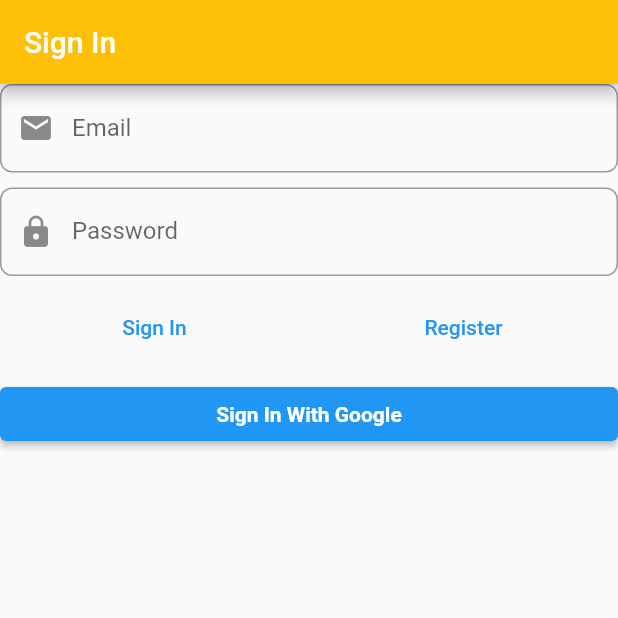
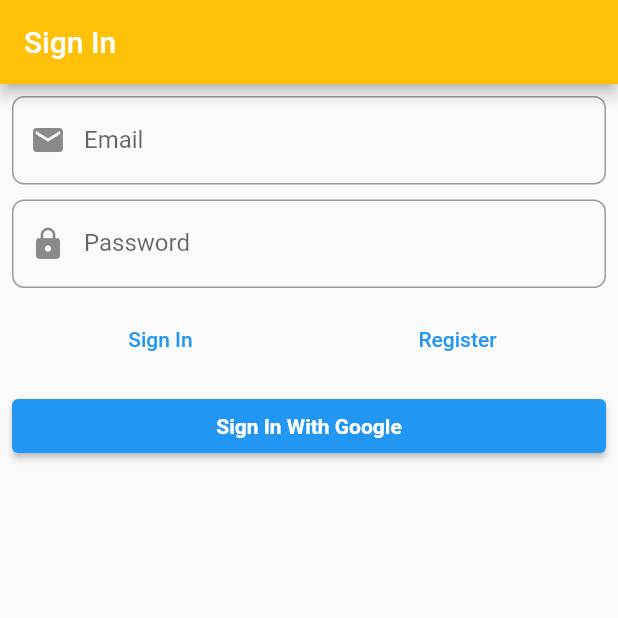
Before and after one commit to serpentarius-hollow/note-app, a Flutter app: the screen it shows after launch, on a phone screen of 412 x 824 dp, the top half of it. Run offline on Flutter 3.47's test engine with Material 2 defaults, Android fonts, the phone set to English and light mode, and no system bars; our stand-ins replace another_flushbar, auto_route, bloc, dartz, equatable, firebase_auth and 6 more; accounts and stored records are empty.

```diff
--- a/lib/domain/auth/user.dart
+++ b/lib/domain/auth/user.dart
@@ -1,5 +1,5 @@
 import 'package:freezed_annotation/freezed_annotation.dart';
-import '../core/value_object.dart';
+import '../core/value_objects.dart';
 
 part 'user.freezed.dart';
 
--- a/lib/domain/auth/value_objects.dart
+++ b/lib/domain/auth/value_objects.dart
@@ -1,7 +1,7 @@
 import 'package:dartz/dartz.dart';
 
 import '../core/failures.dart';
-import '../core/value_object.dart';
+import '../core/value_objects.dart';
 import '../core/value_validators.dart';
 
 class EmailAddress extends ValueObject<String> {
--- a/lib/domain/core/failures.dart
+++ b/lib/domain/core/failures.dart
@@ -5,10 +5,27 @@ part 'failures.freezed.dart';
 @freezed
 class ValueFailure<T> with _$ValueFailure<T> {
   const factory ValueFailure.invalidEmail({
-    required String failedValue,
+    required T failedValue,
   }) = InvalidEmail<T>;
 
   const factory ValueFailure.shortPassword({
-    required String failedValue,
+    required T failedValue,
   }) = ShortPassword<T>;
+
+  const factory ValueFailure.exceedingLength({
+    required T failedValue,
+    required int maxLength,
+  }) = ExceedingLength<T>;
+
+  const factory ValueFailure.empty({
+    required T failedValue,
+  }) = Empty<T>;
+
+  const factory ValueFailure.multiLine({
+    required T failedValue,
+  }) = MultiLine<T>;
+
+  const factory ValueFailure.listTooLong({
+    required T failedValue,
+  }) = ListTooLong<T>;
 }
--- a/lib/infrastructure/auth/firebase_user_mapper.dart
+++ b/lib/infrastructure/auth/firebase_user_mapper.dart
@@ -1,7 +1,7 @@
 import 'package:firebase_auth/firebase_auth.dart' as firebase;
 
 import '../../domain/auth/user.dart';
-import '../../domain/core/value_object.dart';
+import '../../domain/core/value_objects.dart';
 
 extension FirebaseUserDomainX on firebase.User {
   User toDomain() {
--- a/lib/presentation/sign_in/widgets/sign_in_form.dart
+++ b/lib/presentation/sign_in/widgets/sign_in_form.dart
@@ -35,6 +35,7 @@ class SignInForm extends StatelessWidget {
         return Form(
           autovalidateMode: state.showErrorMessages,
           child: ListView(
+            padding: const EdgeInsets.all(8),
             children: [
               TextFormField(
                 decoration: const InputDecoration(
@@ -118,7 +119,13 @@ class SignInForm extends StatelessWidget {
                     fontWeight: FontWeight.bold,
                   ),
                 ),
-              )
+              ),
+              if (state.isSubmitting) ...[
+                const SizedBox(
+                  height: 8,
+                ),
+                const LinearProgressIndicator(),
+              ]
             ],
           ),
         );
```
Also changed, not shown: lib/domain/core/failures.freezed.dart, lib/domain/core/value_objects.dart (renamed from lib/domain/core/value_object.dart).
